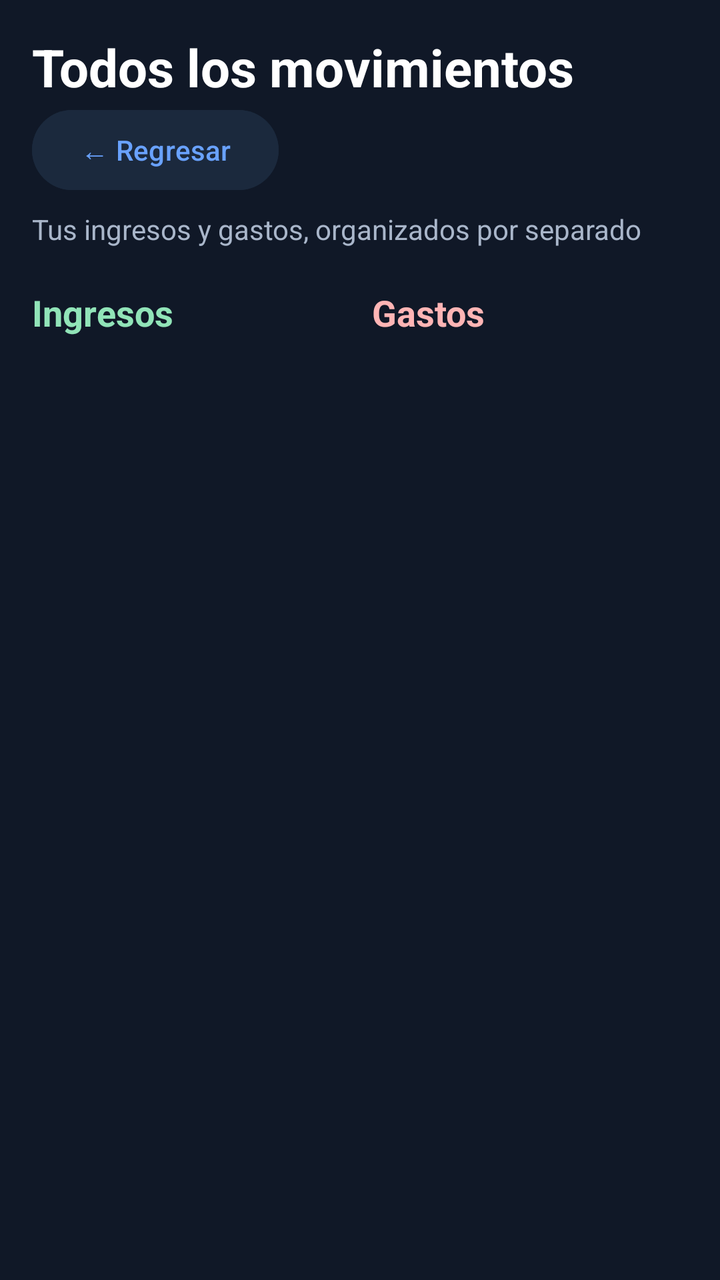
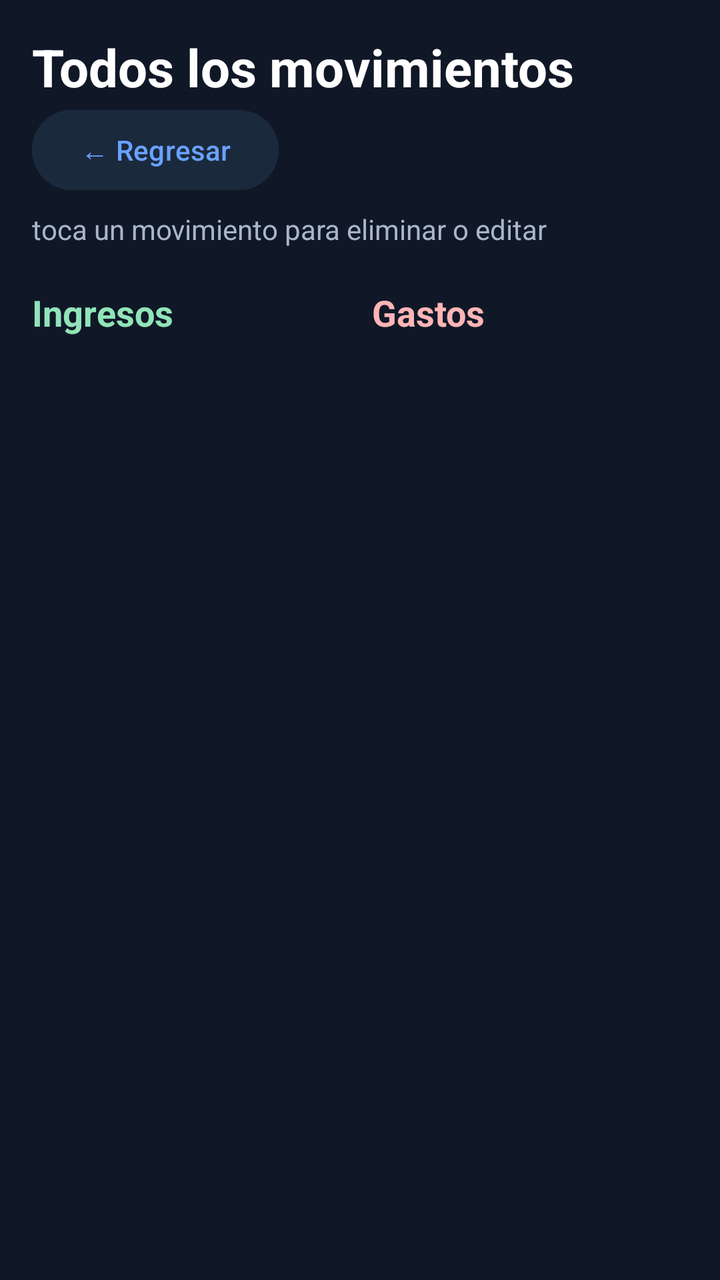

An Android layout rendered at two revisions. The XML below is the earlier revision; the diff shows what the commit changed to produce the second picture.
<!-- AndroidManifest.xml: application theme Theme.Controlgastos -->
<!-- res/layout/activity_movimientos.xml -->
<?xml version="1.0" encoding="utf-8"?>
<ScrollView xmlns:android="http://schemas.android.com/apk/res/android"
    android:layout_width="match_parent"
    android:layout_height="match_parent"
    android:background="#101827"
    android:fillViewport="true">

    <LinearLayout
        android:layout_width="match_parent"
        android:layout_height="wrap_content"
        android:orientation="vertical"
        android:padding="16dp">

        <TextView
            android:layout_width="match_parent"
            android:layout_height="wrap_content"
            android:text="Todos los movimientos"
            android:textColor="#FFFFFF"
            android:textSize="26sp"
            android:textStyle="bold" />

        <Button
            android:id="@+id/btnRegresar"
            android:layout_width="wrap_content"
            android:layout_height="wrap_content"
            android:text="← Regresar"
            android:textAllCaps="false"
            android:textColor="#69A2FF"
            android:backgroundTint="#1B293D" />

        <TextView
            android:layout_width="match_parent"
            android:layout_height="wrap_content"
            android:layout_marginTop="6dp"
            android:layout_marginBottom="20dp"
            android:text="Tus ingresos y gastos, organizados por separado"
            android:textColor="#A9B6CA"
            android:textSize="14sp" />

        <LinearLayout
            android:layout_width="match_parent"
            android:layout_height="wrap_content"
            android:orientation="horizontal"
            android:baselineAligned="false">

            <LinearLayout
                android:layout_width="0dp"
                android:layout_height="wrap_content"
                android:layout_weight="1"
                android:orientation="vertical"
                android:paddingEnd="6dp">

                <TextView
                    android:layout_width="match_parent"
                    android:layout_height="wrap_content"
                    android:text="Ingresos"
                    android:textColor="#91E4B8"
                    android:textSize="18sp"
                    android:textStyle="bold"
                    android:paddingBottom="12dp" />

                <LinearLayout
                    android:id="@+id/contenedorIngresos"
                    android:layout_width="match_parent"
                    android:layout_height="wrap_content"
                    android:orientation="vertical" />

            </LinearLayout>

            <LinearLayout
                android:layout_width="0dp"
                android:layout_height="wrap_content"
                android:layout_weight="1"
                android:orientation="vertical"
                android:paddingStart="6dp">

                <TextView
                    android:layout_width="match_parent"
                    android:layout_height="wrap_content"
                    android:text="Gastos"
                    android:textColor="#FFB5B5"
                    android:textSize="18sp"
                    android:textStyle="bold"
                    android:paddingBottom="12dp" />

                <LinearLayout
                    android:id="@+id/contenedorGastos"
                    android:layout_width="match_parent"
                    android:layout_height="wrap_content"
                    android:orientation="vertical" />

            </LinearLayout>

        </LinearLayout>

    </LinearLayout>
</ScrollView>
<!-- resources referenced by this layout -->
<resources>
  <style name="Theme.Controlgastos" parent="Base.Theme.Controlgastos" />
  <style name="Base.Theme.Controlgastos" parent="Theme.Material3.DayNight.NoActionBar">
          
          
      </style>
</resources>

<!-- the commit's change to res/layout/activity_movimientos.xml (unified diff, before → after) -->
@@ -33,7 +33,7 @@
             android:layout_height="wrap_content"
             android:layout_marginTop="6dp"
             android:layout_marginBottom="20dp"
-            android:text="Tus ingresos y gastos, organizados por separado"
+            android:text="toca un movimiento para eliminar o editar "
             android:textColor="#A9B6CA"
             android:textSize="14sp" />
 
